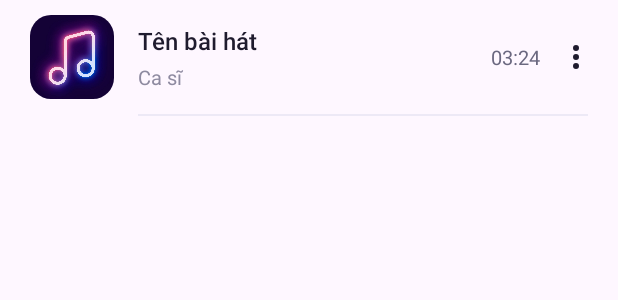
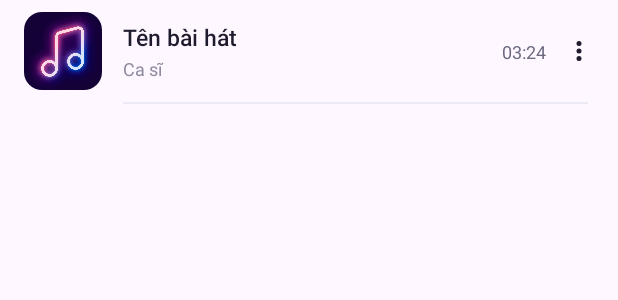
Before and after one commit to LocModify/localmusic, an Android app: the layout item_song.xml on its own in the app's theme, with its tools: preview values and no code run, on a phone screen of 412 x 824 dp. Shown: the top 300 px of the screen. Run offline under Robolectric (Android 15) with nearby library versions, the phone set to English and light mode, and no system bars.

Commit message:
Update item_song.xml

```diff
--- a/app/src/main/res/layout/item_song.xml
+++ b/app/src/main/res/layout/item_song.xml
@@ -5,17 +5,18 @@
     xmlns:tools="http://schemas.android.com/tools"
     android:layout_width="match_parent"
     android:layout_height="wrap_content"
-    android:paddingStart="20dp"
+    android:paddingStart="16dp"
     android:paddingEnd="12dp"
     android:background="?attr/selectableItemBackground">
 
+    <!-- Thu nhỏ ảnh bìa từ 56dp xuống 52dp cho thanh thoát -->
     <androidx.cardview.widget.CardView
         android:id="@+id/cardCover"
-        android:layout_width="56dp"
-        android:layout_height="56dp"
-        android:layout_marginTop="10dp"
-        android:layout_marginBottom="10dp"
-        app:cardCornerRadius="14dp"
+        android:layout_width="52dp"
+        android:layout_height="52dp"
+        android:layout_marginTop="8dp"
+        android:layout_marginBottom="8dp"
+        app:cardCornerRadius="12dp"
         app:cardElevation="0dp"
         app:cardBackgroundColor="@color/bg_light"
         app:layout_constraintStart_toStartOf="parent"
@@ -30,17 +31,18 @@
             android:src="@drawable/bg_cover_default" />
     </androidx.cardview.widget.CardView>
 
+    <!-- Giảm size chữ từ 16sp xuống 15sp -->
     <TextView
         android:id="@+id/tvTitle"
         android:layout_width="0dp"
         android:layout_height="wrap_content"
-        android:layout_marginStart="16dp"
+        android:layout_marginStart="14dp"
         android:layout_marginEnd="8dp"
         android:ellipsize="end"
         android:fontFamily="sans-serif-medium"
         android:maxLines="1"
         android:textColor="#1F1B2E"
-        android:textSize="16sp"
+        android:textSize="15sp"
         app:layout_constraintStart_toEndOf="@id/cardCover"
         app:layout_constraintEnd_toStartOf="@id/tvDuration"
         app:layout_constraintTop_toTopOf="@id/cardCover"
@@ -48,16 +50,17 @@
         app:layout_constraintVertical_chainStyle="packed"
         tools:text="Tên bài hát" />
 
+    <!-- Giảm size chữ từ 13sp xuống 12sp -->
     <TextView
         android:id="@+id/tvArtist"
         android:layout_width="0dp"
         android:layout_height="wrap_content"
-        android:layout_marginTop="4dp"
+        android:layout_marginTop="2dp"
         android:ellipsize="end"
         android:fontFamily="sans-serif"
         android:maxLines="1"
         android:textColor="#8E8AA0"
-        android:textSize="13sp"
+        android:textSize="12sp"
         app:layout_constraintStart_toStartOf="@id/tvTitle"
         app:layout_constraintEnd_toEndOf="@id/tvTitle"
         app:layout_constraintTop_toBottomOf="@id/tvTitle"
@@ -71,7 +74,7 @@
         android:layout_marginEnd="8dp"
         android:fontFamily="sans-serif"
         android:textColor="#6B6880"
-        android:textSize="13sp"
+        android:textSize="12sp"
         app:layout_constraintEnd_toStartOf="@id/btnMore"
         app:layout_constraintTop_toTopOf="@id/cardCover"
         app:layout_constraintBottom_toBottomOf="@id/cardCover"
@@ -79,8 +82,8 @@
 
     <ImageView
         android:id="@+id/btnMore"
-        android:layout_width="32dp"
-        android:layout_height="32dp"
+        android:layout_width="28dp"
+        android:layout_height="28dp"
         android:background="?attr/selectableItemBackgroundBorderless"
         android:padding="4dp"
         android:src="@drawable/ic_more_vert"
```
